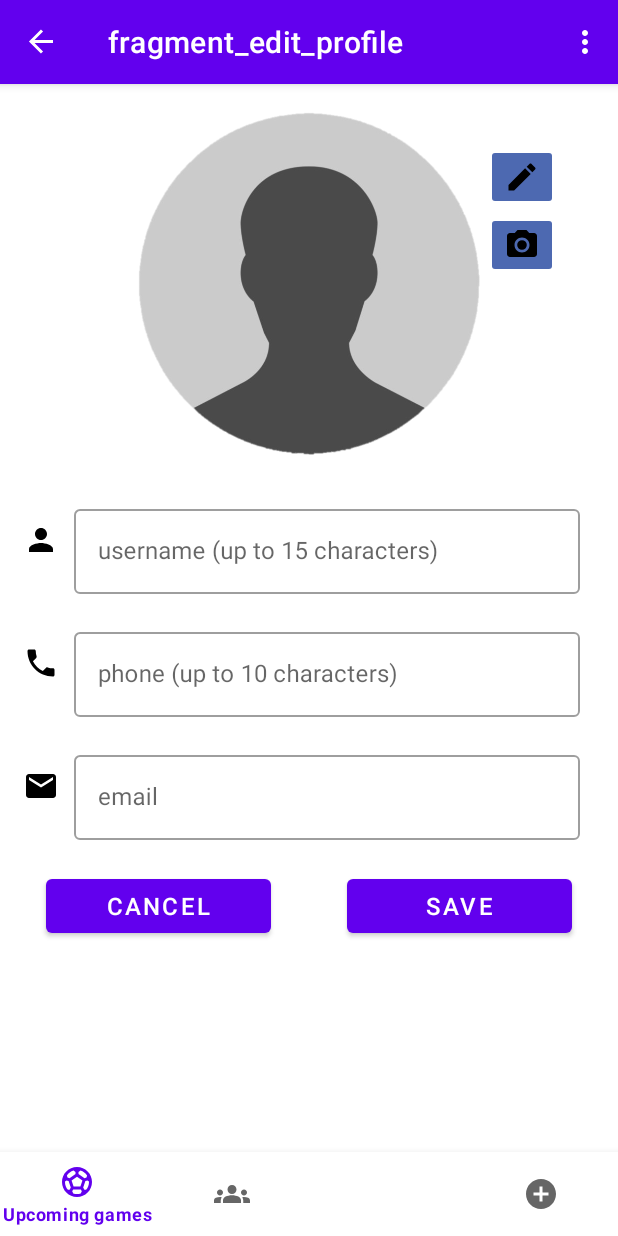
After one commit to DevelopGenius/FootballDiscussionFinalProject, an Android app: the EditProfileFragment screen opened through its navigation route, on a phone screen of 412 x 824 dp. The commit adds this screen. Run offline under Robolectric (Android 15) with nearby library versions, the phone set to English and light mode, and no system bars; our stand-ins replace Picasso, Room's generated code, navigation-ui; network calls fail; pictures from the network do not load; 4 statements that could not run were skipped.

Commit message:
Adding user profile and edit profile

```diff
--- a/app/build.gradle
+++ b/app/build.gradle
@@ -66,6 +66,6 @@
     implementation 'com.google.firebase:firebase-firestore'
     implementation 'com.google.firebase:firebase-auth'
     implementation 'com.google.firebase:firebase-storage'
-
+    implementation 'com.squareup.picasso:picasso:2.8'
 
 }
--- a/app/src/main/AndroidManifest.xml
+++ b/app/src/main/AndroidManifest.xml
@@ -2,8 +2,6 @@
 <manifest xmlns:android="http://schemas.android.com/apk/res/android"
     xmlns:tools="http://schemas.android.com/tools">
 
-    <uses-permission android:name="android.permission.READ_EXTERNAL_STORAGE" />
-    <uses-permission android:name="android.permission.CAMERA" />
 
     <uses-feature android:name="android.hardware.camera" />
     <uses-feature android:name="android.hardware.camera.autofocus" />
--- a/app/src/main/java/com/example/footballdiscussion/activities/PostsActivity.java
+++ b/app/src/main/java/com/example/footballdiscussion/activities/PostsActivity.java
@@ -39,7 +39,6 @@
 
     @Override
     public boolean onCreateOptionsMenu(Menu menu) {
-        // Inflate the menu; this adds items to the action bar if it is present.
         getMenuInflater().inflate(R.menu.menu_posts_bar, menu);
         return true;
     }
@@ -53,7 +52,7 @@
             navController.popBackStack();
         }
 
-        return super.onOptionsItemSelected(item);
+        return NavigationUI.onNavDestinationSelected(item, navController);
     }
 
     private void logoutActivity() {
--- /dev/null
+++ b/app/src/main/java/com/example/footballdiscussion/fragments/EditProfileFragment.java
@@ -0,0 +1,120 @@
+package com.example.footballdiscussion.fragments;
+
+import android.app.AlertDialog;
+import android.content.Context;
+import android.graphics.Bitmap;
+import android.graphics.drawable.BitmapDrawable;
+import android.net.Uri;
+import android.os.Bundle;
+
+import androidx.activity.result.ActivityResultCallback;
+import androidx.activity.result.ActivityResultLauncher;
+import androidx.activity.result.contract.ActivityResultContracts;
+import androidx.annotation.NonNull;
+import androidx.annotation.Nullable;
+import androidx.fragment.app.Fragment;
+import androidx.lifecycle.ViewModelProvider;
+
+import android.view.LayoutInflater;
+import android.view.View;
+import android.view.ViewGroup;
+
+import com.example.footballdiscussion.R;
+import com.example.footballdiscussion.databinding.FragmentEditProfileBinding;
+import com.example.footballdiscussion.models.entities.User;
+import com.example.footballdiscussion.view_modals.ProfileViewModel;
+import com.squareup.picasso.Picasso;
+
+
+public class EditProfileFragment extends Fragment {
+    private ProfileViewModel viewModel;
+    private FragmentEditProfileBinding binding;
+
+    ActivityResultLauncher<Void> cameraLauncher;
+    ActivityResultLauncher<String> galleryLauncher;
+    private Boolean isImageSelected = false;
+
+    @Override
+    public void onCreate(@Nullable Bundle savedInstanceState) {
+        super.onCreate(savedInstanceState);
+
+        cameraLauncher = registerForActivityResult(new ActivityResultContracts.TakePicturePreview(), new ActivityResultCallback<Bitmap>() {
+            @Override
+            public void onActivityResult(Bitmap result) {
+                if (result != null) {
+                    binding.editProfileImg.setImageBitmap(result);
+                    isImageSelected = true;
+                }
+            }
+        });
+        galleryLauncher = registerForActivityResult(new ActivityResultContracts.GetContent(), new ActivityResultCallback<Uri>() {
+            @Override
+            public void onActivityResult(Uri result) {
+                if (result != null) {
+                    binding.editProfileImg.setImageURI(result);
+                    isImageSelected = true;
+                }
+            }
+        });
+    }
+
+    @Override
+    public View onCreateView(LayoutInflater inflater, ViewGroup container,
+                             Bundle savedInstanceState) {
+        binding = FragmentEditProfileBinding.inflate(inflater, container, false);
+        loadProfileData();
+
+        binding.editProfileSaveButton.setOnClickListener(view -> {
+            String username = binding.usernameEditProfileEt.getText().toString();
+            String phone = binding.phoneEditProfileEt.getText().toString();
+            String email = binding.emailEditProfileEt.getText().toString();
+            Bitmap bitmap = null;
+            if (isImageSelected) {
+                binding.editProfileImg.setDrawingCacheEnabled(true);
+                binding.editProfileImg.buildDrawingCache();
+                bitmap = ((BitmapDrawable) binding.editProfileImg.getDrawable()).getBitmap();
+            }
+            viewModel.updateUserProfile(username, email, phone, bitmap, (unused) -> {
+
+            }, (error) -> {
+                AlertDialog.Builder builder = new AlertDialog.Builder(view.getContext());
+                builder.setTitle("Error at updating")
+                        .setMessage(error)
+                        .setPositiveButton("OK", null)
+                        .show();
+            });
+        });
+        binding.editProfileCameraButton.setOnClickListener(view -> {
+            cameraLauncher.launch(null);
+        });
+
+        binding.editProfileGalleryButton.setOnClickListener(view -> {
+            galleryLauncher.launch("media/*");
+        });
+
+
+        return binding.getRoot();
+    }
+
+
+    @Override
+    public void onAttach(@NonNull Context context) {
+        super.onAttach(context);
+        viewModel = new ViewModelProvider(this).get(ProfileViewModel.class);
+
+    }
+
+    private void loadProfileData() {
+        User currentUser = viewModel.getCurrentUser();
+        if (currentUser.getImageUrl()  != null && currentUser.getImageUrl().length() > 5) {
+            Picasso.get().load(currentUser.getImageUrl())
+                    .placeholder(R.drawable.empty_profile).into(binding.editProfileImg);
+        } else{
+            binding.editProfileImg.setImageResource(R.drawable.empty_profile);
+        }
+
+        binding.emailEditProfileEt.setText(currentUser.getEmail());
+        binding.phoneEditProfileEt.setText(currentUser.getPhone());
+        binding.usernameEditProfileEt.setText(currentUser.getUsername());
+    }
+}
--- /dev/null
+++ b/app/src/main/java/com/example/footballdiscussion/view_modals/ProfileViewModel.java
@@ -0,0 +1,22 @@
+package com.example.footballdiscussion.view_modals;
+
+import android.graphics.Bitmap;
+import androidx.lifecycle.ViewModel;
+import com.example.footballdiscussion.models.common.Listener;
+import com.example.footballdiscussion.models.entities.User;
+import com.example.footballdiscussion.models.models.UserModel;
+
+public class ProfileViewModel extends ViewModel {
+    private UserModel userModel = UserModel.instance();
+
+    public void updateUserProfile(String username, String email, String phone,
+                                  Bitmap bitmap,
+                                  Listener<Void> successCallback,
+                                  Listener<String> failCallback) {
+        userModel.updateUserProfile(username, email, phone, bitmap, successCallback, failCallback);
+    }
+
+    public User getCurrentUser(){
+        return userModel.getCurrentLogInUser();
+    }
+}
--- /dev/null
+++ b/app/src/main/res/drawable/baseline_email_24.xml
@@ -0,0 +1,5 @@
+<vector android:height="24dp" android:tint="#000000"
+    android:viewportHeight="24" android:viewportWidth="24"
+    android:width="24dp" xmlns:android="http://schemas.android.com/apk/res/android">
+    <path android:fillColor="@android:color/white" android:pathData="M20,4L4,4c-1.1,0 -1.99,0.9 -1.99,2L2,18c0,1.1 0.9,2 2,2h16c1.1,0 2,-0.9 2,-2L22,6c0,-1.1 -0.9,-2 -2,-2zM20,8l-8,5 -8,-5L4,6l8,5 8,-5v2z"/>
+</vector>
--- /dev/null
+++ b/app/src/main/res/drawable/baseline_phone_24.xml
@@ -0,0 +1,5 @@
+<vector android:height="24dp" android:tint="#000000"
+    android:viewportHeight="24" android:viewportWidth="24"
+    android:width="24dp" xmlns:android="http://schemas.android.com/apk/res/android">
+    <path android:fillColor="@android:color/white" android:pathData="M6.62,10.79c1.44,2.83 3.76,5.14 6.59,6.59l2.2,-2.2c0.27,-0.27 0.67,-0.36 1.02,-0.24 1.12,0.37 2.33,0.57 3.57,0.57 0.55,0 1,0.45 1,1V20c0,0.55 -0.45,1 -1,1 -9.39,0 -17,-7.61 -17,-17 0,-0.55 0.45,-1 1,-1h3.5c0.55,0 1,0.45 1,1 0,1.25 0.2,2.45 0.57,3.57 0.11,0.35 0.03,0.74 -0.25,1.02l-2.2,2.2z"/>
+</vector>
--- /dev/null
+++ b/app/src/main/res/layout/fragment_edit_profile.xml
@@ -0,0 +1,185 @@
+<?xml version="1.0" encoding="utf-8"?>
+<androidx.constraintlayout.widget.ConstraintLayout xmlns:android="http://schemas.android.com/apk/res/android"
+    xmlns:app="http://schemas.android.com/apk/res-auto"
+    xmlns:tools="http://schemas.android.com/tools"
+    android:layout_width="match_parent"
+    android:layout_height="match_parent"
+    tools:context=".fragments.EditProfileFragment">
+
+    <ScrollView
+        android:layout_width="match_parent"
+        android:layout_height="match_parent"
+        app:layout_constraintBottom_toBottomOf="parent"
+        app:layout_constraintEnd_toEndOf="parent"
+        app:layout_constraintStart_toStartOf="parent"
+        app:layout_constraintTop_toTopOf="parent">
+
+        <androidx.appcompat.widget.LinearLayoutCompat
+            android:layout_width="match_parent"
+            android:layout_height="wrap_content"
+            android:orientation="vertical">
+
+
+            <FrameLayout
+                android:layout_width="match_parent"
+                android:layout_height="wrap_content">
+
+                <ImageView
+                    android:id="@+id/edit_profile_img"
+                    android:layout_width="match_parent"
+                    android:layout_height="250dp"
+                    android:layout_marginTop="8dp"
+                    android:scaleType="fitCenter"
+                    app:srcCompat="@drawable/empty_profile" />
+
+                <ImageButton
+                    android:id="@+id/edit_profile_gallery_button"
+                    android:layout_width="wrap_content"
+                    android:layout_height="wrap_content"
+                    android:layout_gravity="top|right"
+                    android:layout_margin="40dp"
+                    android:backgroundTint="#4D69B1"
+                    android:src="@drawable/baseline_edit_24" />
+
+                <ImageButton
+                    android:id="@+id/edit_profile_camera_button"
+                    android:layout_width="wrap_content"
+                    android:layout_height="wrap_content"
+                    android:layout_gravity="top|right"
+                    android:layout_marginTop="85dp"
+                    android:layout_marginRight="40dp"
+                    android:backgroundTint="#4D69B1"
+                    android:src="@drawable/ic_baseline_camera_alt_24" />
+            </FrameLayout>
+
+            <androidx.appcompat.widget.LinearLayoutCompat
+                android:layout_width="match_parent"
+                android:layout_height="wrap_content"
+                android:layout_marginLeft="15dp"
+                android:layout_marginTop="10dp"
+                android:layout_marginRight="15dp"
+                android:orientation="horizontal">
+
+                <ImageView
+                    android:layout_width="wrap_content"
+                    android:layout_height="wrap_content"
+                    android:layout_gravity="center"
+                    app:srcCompat="@drawable/baseline_person_24" />
+
+                <com.google.android.material.textfield.TextInputLayout
+                    android:id="@+id/username_edit_profile_text_input"
+                    style="@style/Widget.MaterialComponents.TextInputLayout.OutlinedBox"
+                    android:layout_width="match_parent"
+                    android:layout_height="wrap_content"
+                    android:layout_marginStart="10dp"
+                    android:layout_marginTop="10dp"
+                    android:layout_marginEnd="10dp">
+
+                    <com.google.android.material.textfield.TextInputEditText
+                        android:id="@+id/username_edit_profile_et"
+                        android:layout_width="match_parent"
+                        android:layout_height="wrap_content"
+                        android:hint="username (up to 15 characters)"
+                        android:maxLength="15" />
+                </com.google.android.material.textfield.TextInputLayout>
+            </androidx.appcompat.widget.LinearLayoutCompat>
+
+            <androidx.appcompat.widget.LinearLayoutCompat
+                android:layout_width="match_parent"
+                android:layout_height="wrap_content"
+                android:layout_marginLeft="15dp"
+                android:layout_marginTop="10dp"
+                android:layout_marginRight="15dp"
+                android:orientation="horizontal">
+
+                <ImageView
+                    android:layout_width="wrap_content"
+                    android:layout_height="wrap_content"
+                    android:layout_gravity="center"
+                    app:srcCompat="@drawable/baseline_phone_24" />
+
+                <com.google.android.material.textfield.TextInputLayout
+                    android:id="@+id/phone_edit_profile_text_input"
+                    style="@style/Widget.MaterialComponents.TextInputLayout.OutlinedBox"
+                    android:layout_width="match_parent"
+                    android:layout_height="wrap_content"
+                    android:layout_marginStart="10dp"
+                    android:layout_marginTop="10dp"
+                    android:layout_marginEnd="10dp">
+
+                    <com.google.android.material.textfield.TextInputEditText
+                        android:id="@+id/phone_edit_profile_et"
+                        android:layout_width="match_parent"
+                        android:layout_height="wrap_content"
+                        android:hint="phone (up to 10 characters)"
+                        android:maxLength="10"
+                        android:phoneNumber="true" />
+                </com.google.android.material.textfield.TextInputLayout>
+            </androidx.appcompat.widget.LinearLayoutCompat>
+
+            <androidx.appcompat.widget.LinearLayoutCompat
+                android:layout_width="match_parent"
+                android:layout_height="wrap_content"
+                android:layout_marginLeft="15dp"
+                android:layout_marginTop="10dp"
+                android:layout_marginRight="15dp"
+                android:orientation="horizontal">
+
+                <ImageView
+                    android:layout_width="wrap_content"
+                    android:layout_height="wrap_content"
+                    android:layout_gravity="center"
+                    app:srcCompat="@drawable/baseline_email_24" />
+
+                <com.google.android.material.textfield.TextInputLayout
+                    android:id="@+id/email_edit_profile_text_input"
+                    style="@style/Widget.MaterialComponents.TextInputLayout.OutlinedBox"
+                    android:layout_width="match_parent"
+                    android:layout_height="wrap_content"
+                    android:layout_marginStart="10dp"
+                    android:layout_marginTop="10dp"
+                    android:layout_marginEnd="10dp">
+
+                    <com.google.android.material.textfield.TextInputEditText
+                        android:id="@+id/email_edit_profile_et"
+                        android:layout_width="match_parent"
+                        android:layout_height="wrap_content"
+                        android:autoLink="email"
+                        android:hint="email"
+                        android:inputType="textEmailAddress" />
+                </com.google.android.material.textfield.TextInputLayout>
+            </androidx.appcompat.widget.LinearLayoutCompat>
+
+            <androidx.constraintlayout.widget.ConstraintLayout
+                android:layout_width="match_parent"
+                android:layout_height="wrap_content"
+                android:layout_marginLeft="15dp"
+                android:layout_marginRight="15dp"
+                android:orientation="horizontal">
+
+                <Button
+                    android:id="@+id/edit_profile_cancel_button"
+                    android:layout_width="150dp"
+                    android:layout_height="wrap_content"
+                    android:layout_marginLeft="15dp"
+                    android:layout_marginTop="20dp"
+                    android:text="Cancel"
+                    android:textSize="16dp"
+                    app:layout_constraintStart_toStartOf="parent"
+                    app:layout_constraintTop_toTopOf="parent" />
+
+                <Button
+                    android:id="@+id/edit_profile_save_button"
+                    android:layout_width="150dp"
+                    android:layout_height="wrap_content"
+                    android:layout_marginTop="20dp"
+                    android:layout_marginRight="15dp"
+                    android:text="Save"
+                    android:textSize="16dp"
+                    app:layout_constraintEnd_toEndOf="parent"
+                    app:layout_constraintTop_toTopOf="parent" />
+            </androidx.constraintlayout.widget.ConstraintLayout>
+
+        </androidx.appcompat.widget.LinearLayoutCompat>
+    </ScrollView>
+</androidx.constraintlayout.widget.ConstraintLayout>
--- a/app/src/main/res/menu/menu_posts_bar.xml
+++ b/app/src/main/res/menu/menu_posts_bar.xml
@@ -1,8 +1,9 @@
 <?xml version="1.0" encoding="utf-8"?>
 <menu xmlns:android="http://schemas.android.com/apk/res/android">
     <item
+        android:id="@+id/viewProfileFragment"
+        android:title="Profile" />
+    <item
         android:id="@+id/logout_icon"
-        android:icon="@drawable/baseline_logout_24"
-        android:title="logout"
-        />
+        android:title="Logout" />
 </menu>
--- a/app/src/main/res/navigation/posts_nav_graph.xml
+++ b/app/src/main/res/navigation/posts_nav_graph.xml
@@ -9,7 +9,7 @@
         android:id="@+id/upcomingGamesFragment"
         android:name="com.example.footballdiscussion.fragments.UpcomingGamesFragment"
         android:label="fragment_upcoming_games"
-        tools:layout="@layout/fragment_upcoming_games" >
+        tools:layout="@layout/fragment_upcoming_games">
         <action
             android:id="@+id/action_upcomingGamesFragment_to_userPostsFragment"
             app:destination="@id/userPostsFragment" />
@@ -19,12 +19,15 @@
         <action
             android:id="@+id/action_upcomingGamesFragment_to_createPostFragment"
             app:destination="@id/createPostFragment" />
+        <action
+            android:id="@+id/action_upcomingGamesFragment_to_viewProfileFragment"
+            app:destination="@id/viewProfileFragment" />
     </fragment>
     <fragment
         android:id="@+id/userPostsFragment"
         android:name="com.example.footballdiscussion.fragments.UserPostsFragment"
         android:label="fragment_user_posts"
-        tools:layout="@layout/fragment_user_posts" >
+        tools:layout="@layout/fragment_user_posts">
         <action
             android:id="@+id/action_userPostsFragment_to_upcomingGamesFragment"
             app:destination="@id/upcomingGamesFragment" />
@@ -37,12 +40,15 @@
         <action
             android:id="@+id/action_userPostsFragment_to_createPostFragment2"
             app:destination="@id/createPostFragment" />
+        <action
+            android:id="@+id/action_userPostsFragment_to_viewProfileFragment"
+            app:destination="@id/viewProfileFragment" />
     </fragment>
     <fragment
         android:id="@+id/ownUserPostsFragment"
         android:name="com.example.footballdiscussion.fragments.OwnUserPostsFragment"
         android:label="fragment_own_user_posts"
-        tools:layout="@layout/fragment_own_user_posts" >
+        tools:layout="@layout/fragment_own_user_posts">
         <action
             android:id="@+id/action_ownUserPostsFragment_to_upcomingGamesFragment"
             app:destination="@id/upcomingGamesFragment" />
@@ -55,12 +61,18 @@
         <action
             android:id="@+id/action_ownUserPostsFragment_to_createPostFragment2"
             app:destination="@id/createPostFragment" />
+        <action
+            android:id="@+id/action_ownUserPostsFragment_to_viewProfileFragment"
+            app:destination="@id/viewProfileFragment" />
+        <action
+            android:id="@+id/action_ownUserPostsFragment_to_upcomingGamesFragment2"
+            app:destination="@id/upcomingGamesFragment" />
     </fragment>
     <fragment
         android:id="@+id/createPostFragment"
         android:name="com.example.footballdiscussion.fragments.CreatePostFragment"
         android:label="fragment_create_post"
-        tools:layout="@layout/fragment_create_post" >
+        tools:layout="@layout/fragment_create_post">
         <action
             android:id="@+id/action_createPostFragment_to_ownUserPostsFragment"
             app:destination="@id/ownUserPostsFragment" />
@@ -70,5 +82,22 @@
         <action
             android:id="@+id/action_createPostFragment_to_userPostsFragment"
             app:destination="@id/userPostsFragment" />
+        <action
+            android:id="@+id/action_createPostFragment_to_viewProfileFragment"
+            app:destination="@id/viewProfileFragment" />
+    </fragment>
+    <fragment
+        android:id="@+id/editProfileFragment"
+        android:name="com.example.footballdiscussion.fragments.EditProfileFragment"
+        android:label="fragment_edit_profile"
+        tools:layout="@layout/fragment_edit_profile"/>
+    <fragment
+        android:id="@+id/viewProfileFragment"
+        android:name="com.example.footballdiscussion.fragments.ViewProfileFragment"
+        android:label="fragment_view_profile"
+        tools:layout="@layout/fragment_view_profile">
+        <action
+            android:id="@+id/action_viewProfileFragment_to_editProfileFragment"
+            app:destination="@id/editProfileFragment" />
     </fragment>
 </navigation>
```
Also changed, not shown: app/src/main/java/com/example/footballdiscussion/fragments/RegisterPageFragment.java (+8 -11 lines), app/src/main/java/com/example/footballdiscussion/fragments/ViewProfileFragment.java (added, +64 -0 lines), app/src/main/java/com/example/footballdiscussion/models/firebase/FirebaseAuthentication.java (+18 -0 lines), app/src/main/java/com/example/footballdiscussion/models/firebase/FirebaseModel.java (+31 -0 lines), app/src/main/java/com/example/footballdiscussion/models/models/UserModel.java (+67 -1 lines), app/src/main/java/com/example/footballdiscussion/utils/UserUtils.java (added, +14 -0 lines), app/src/main/res/layout/fragment_view_profile.xml (added, +107 -0 lines).
